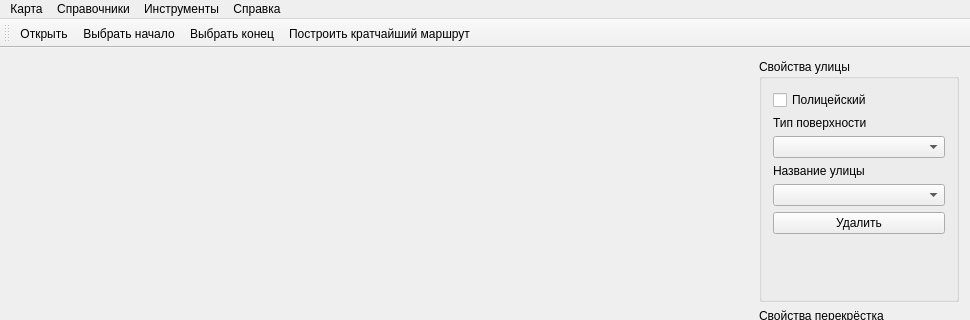
Before: the Qt Designer form mainwindow.ui in Berimor66/humblemaps, drawn with Qt 5; both pictures show x 0 to 970 and y 0 to 320 of the 970 by 583 pixel window.
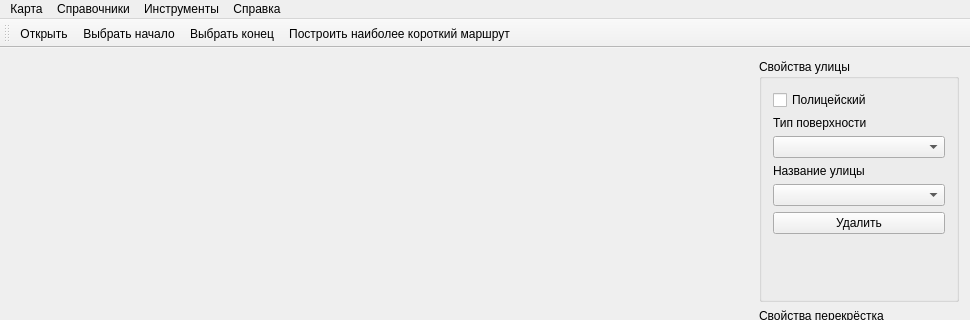
After: the same form once the commit is applied.

```diff
--- a/mainwindow.ui
+++ b/mainwindow.ui
@@ -329,7 +329,7 @@
   </action>
   <action name="action_8">
    <property name="text">
-    <string>Построить кратчайший маршрут</string>
+    <string>Построить наиболее короткий маршрут</string>
    </property>
   </action>
   <action name="action_9">
```
Left out of the diff: 13 changed lines with no effect on the pictures.
